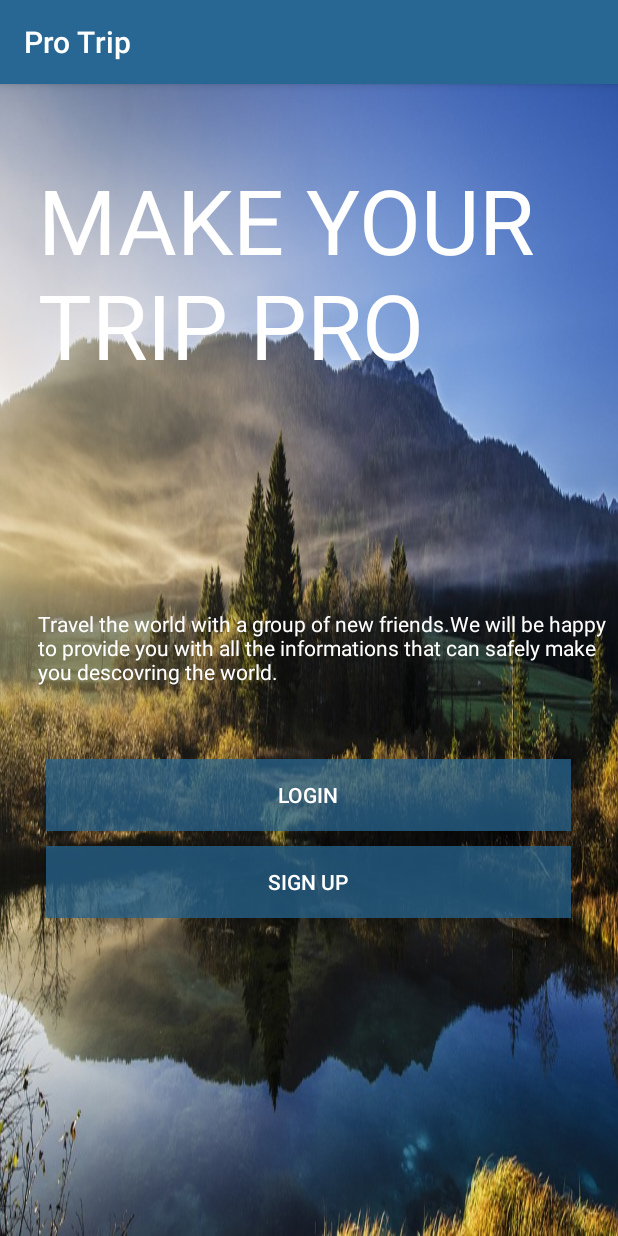
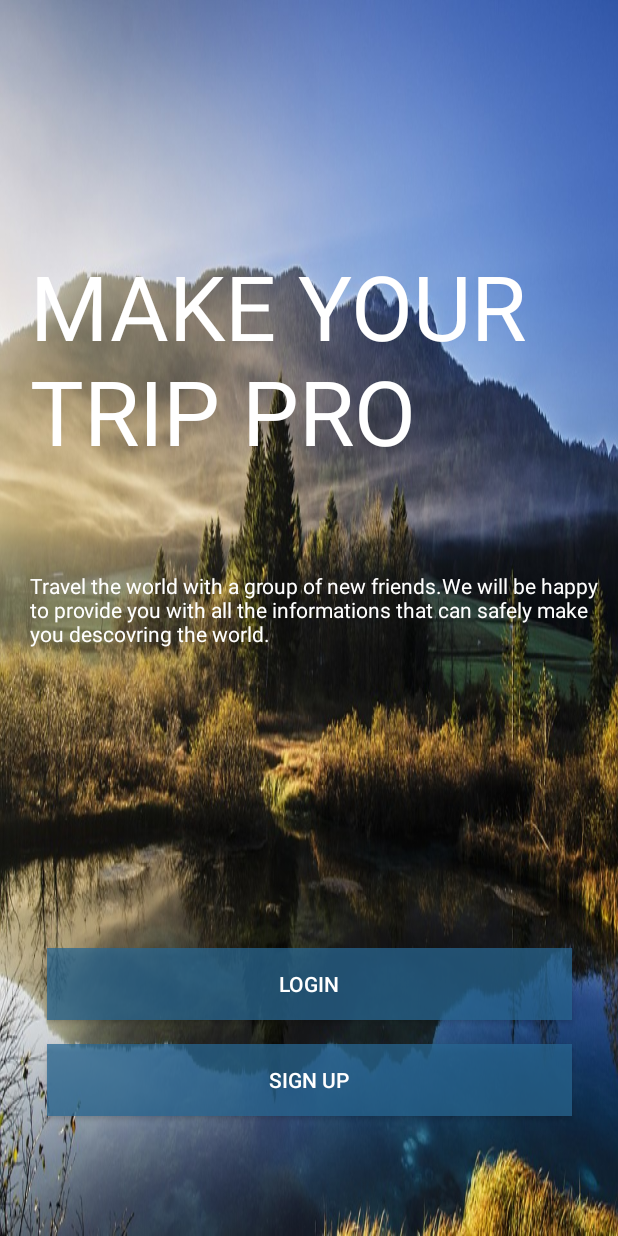
Before and after one commit to FassihIhsane/ProTrip, an Android app: the screen it shows after launch (FirstLunchActivity), on a phone screen of 412 x 824 dp. Run offline under Robolectric (Android 15) with nearby library versions, the phone set to English and light mode, and no system bars.

```diff
--- a/app/build.gradle
+++ b/app/build.gradle
@@ -17,6 +17,10 @@ android {
             proguardFiles getDefaultProguardFile('proguard-android-optimize.txt'), 'proguard-rules.pro'
         }
     }
+    compileOptions {
+        sourceCompatibility JavaVersion.VERSION_1_8
+        targetCompatibility JavaVersion.VERSION_1_8
+    }
 }
 
 dependencies {
--- a/app/src/main/AndroidManifest.xml
+++ b/app/src/main/AndroidManifest.xml
@@ -9,12 +9,13 @@
         android:roundIcon="@mipmap/ic_launcher_round"
         android:supportsRtl="true"
         android:theme="@style/AppTheme">
-        <activity android:name=".FirstLunchActivity"></activity>
+        <activity android:name=".ui.FirstLunchActivity"
+            android:theme="@style/Theme.AppCompat.Light.NoActionBar"/>
         <activity
-            android:name=".LoginActivity"
+            android:name=".ui.LoginActivity"
             android:theme="@style/Theme.AppCompat.Light.NoActionBar" />
         <activity
-            android:name=".SplashActivity"
+            android:name=".ui.SplashActivity"
             android:theme="@style/Theme.AppCompat.Light.NoActionBar">
             <intent-filter>
                 <action android:name="android.intent.action.MAIN" />
@@ -22,7 +23,7 @@
                 <category android:name="android.intent.category.LAUNCHER" />
             </intent-filter>
         </activity>
-        <activity android:name=".MainActivity">
+        <activity android:name=".ui.MainActivity">
             <intent-filter>
                 <action android:name="android.intent.action.MAIN" />
 
--- a/app/src/main/java/com/example/protrip/LoginActivity.java
+++ b/app/src/main/java/com/example/protrip/ui/FirstLunchActivity.java
@@ -1,14 +1,16 @@
-package com.example.protrip;
+package com.example.protrip.ui;
 
 import androidx.appcompat.app.AppCompatActivity;
 
 import android.os.Bundle;
 
-public class LoginActivity extends AppCompatActivity {
+import com.example.protrip.R;
+
+public class FirstLunchActivity extends AppCompatActivity {
 
     @Override
     protected void onCreate(Bundle savedInstanceState) {
         super.onCreate(savedInstanceState);
-        setContentView(R.layout.activity_login);
+        setContentView(R.layout.activity_first_lunch);
     }
 }
--- a/app/src/main/java/com/example/protrip/MainActivity.java
+++ b/app/src/main/java/com/example/protrip/ui/LoginActivity.java
@@ -1,14 +1,16 @@
-package com.example.protrip;
+package com.example.protrip.ui;
 
 import androidx.appcompat.app.AppCompatActivity;
 
 import android.os.Bundle;
 
-public class MainActivity extends AppCompatActivity {
+import com.example.protrip.R;
+
+public class LoginActivity extends AppCompatActivity {
 
     @Override
     protected void onCreate(Bundle savedInstanceState) {
         super.onCreate(savedInstanceState);
-        setContentView(R.layout.activity_main);
+        setContentView(R.layout.activity_login);
     }
 }
--- a/app/src/main/java/com/example/protrip/FirstLunchActivity.java
+++ b/app/src/main/java/com/example/protrip/ui/MainActivity.java
@@ -1,14 +1,16 @@
-package com.example.protrip;
+package com.example.protrip.ui;
 
 import androidx.appcompat.app.AppCompatActivity;
 
 import android.os.Bundle;
 
-public class FirstLunchActivity extends AppCompatActivity {
+import com.example.protrip.R;
+
+public class MainActivity extends AppCompatActivity {
 
     @Override
     protected void onCreate(Bundle savedInstanceState) {
         super.onCreate(savedInstanceState);
-        setContentView(R.layout.activity_first_lunch);
+        setContentView(R.layout.activity_main);
     }
 }
--- a/app/src/main/java/com/example/protrip/SplashActivity.java
+++ b/app/src/main/java/com/example/protrip/ui/SplashActivity.java
@@ -1,10 +1,13 @@
-package com.example.protrip;
+package com.example.protrip.ui;
 
 import androidx.appcompat.app.AppCompatActivity;
 
 import android.content.Intent;
 import android.os.Bundle;
 import android.os.Handler;
+
+import com.example.protrip.R;
+import com.example.protrip.util.Constant;
 
 public class SplashActivity extends AppCompatActivity {
 
@@ -14,14 +17,20 @@ public class SplashActivity extends AppCompatActivity {
         setContentView(R.layout.activity_splash);
 
         Handler handler = new Handler();
-        handler.postDelayed(new Runnable() {
+        /*handler.postDelayed(new Runnable() { // LAMBDA = Anonymous function () -> 1.8 | Only functional interfaces
             @Override
             public void run() {
                 Intent intent = new Intent(SplashActivity.this, FirstLunchActivity.class);
                 startActivity(intent);
                 finish();
             }
-        },5000);
+        }, Constant.SPLASH_DELAY);*/
+
+        handler.postDelayed(() -> {
+            Intent intent = new Intent(SplashActivity.this, FirstLunchActivity.class);
+            startActivity(intent);
+            finish();
+        }, Constant.SPLASH_DELAY);
 
     }
 }
--- /dev/null
+++ b/app/src/main/java/com/example/protrip/util/Constant.java
@@ -0,0 +1,6 @@
+package com.example.protrip.util;
+
+public interface Constant {
+
+    int SPLASH_DELAY = 3000;
+}
--- a/app/src/main/res/layout/activity_first_lunch.xml
+++ b/app/src/main/res/layout/activity_first_lunch.xml
@@ -1,71 +1,76 @@
 <?xml version="1.0" encoding="utf-8"?>
-<RelativeLayout xmlns:android="http://schemas.android.com/apk/res/android"
+<androidx.constraintlayout.widget.ConstraintLayout
+    xmlns:android="http://schemas.android.com/apk/res/android"
     xmlns:app="http://schemas.android.com/apk/res-auto"
     xmlns:tools="http://schemas.android.com/tools"
     android:layout_width="match_parent"
     android:layout_height="match_parent"
     android:background="@drawable/background"
-    tools:context=".FirstLunchActivity">
+    tools:context=".ui.FirstLunchActivity">
 
 
-    <LinearLayout
+    <TextView
+        android:id="@+id/textView"
+        android:layout_width="match_parent"
+        android:layout_height="205dp"
+        android:layout_marginLeft="20dp"
+        android:layout_marginBottom="100dp"
+        android:text="@string/app_title"
+        android:textColor="@color/white"
+        android:textSize="60sp"
+        app:layout_constraintBottom_toTopOf="@+id/btn_login"
+        app:layout_constraintEnd_toEndOf="parent"
+        app:layout_constraintStart_toStartOf="parent"
+        app:layout_constraintTop_toTopOf="parent"
+        android:layout_marginStart="20dp" />
+
+    <TextView
+        android:id="@+id/textView2"
         android:layout_width="match_parent"
         android:layout_height="wrap_content"
-        android:layout_marginTop="50dp"
-        android:orientation="vertical">
-
-        <TextView
-            android:layout_width="match_parent"
-            android:layout_height="wrap_content"
-            android:layout_marginLeft="25dp"
-            android:text="MAKE YOUR TRIP PRO"
+        android:layout_marginLeft="20dp"
+        android:layout_marginTop="16dp"
+        android:layout_marginBottom="200dp"
+        android:text="@string/app_description"
         android:textColor="@color/white"
-            android:textSize="60dp">
-
-        </TextView>
-    </LinearLayout>
-    <LinearLayout
-        android:layout_width="match_parent"
-        android:layout_height="wrap_content"
-        android:layout_marginTop="350dp"
-        android:orientation="vertical">
-
-        <TextView
-            android:layout_width="match_parent"
-            android:layout_height="wrap_content"
-            android:layout_marginLeft="25dp"
-            android:text="Travel the world with a group of new friends.We will be happy to provide you with all the informations that can safely make you descovring the world."
-            android:textColor="@color/white">
-
-        </TextView>
-    </LinearLayout>
-
-
-    <LinearLayout
-        android:layout_width="match_parent"
-        android:layout_height="wrap_content"
-        android:layout_marginTop="450dp"
-        android:orientation="vertical">
+        app:layout_constraintBottom_toTopOf="@+id/btn_login"
+        app:layout_constraintEnd_toEndOf="parent"
+        app:layout_constraintStart_toStartOf="parent"
+        app:layout_constraintTop_toBottomOf="@+id/textView"
+        app:layout_constraintVertical_bias="1.0"
+        android:layout_marginStart="20dp" />
 
     <Button
         android:id="@+id/btn_login"
         android:layout_width="350dp"
         android:layout_height="wrap_content"
         android:layout_gravity="center"
+        android:layout_marginBottom="16dp"
         android:background="#BA286793"
-            android:text="Login"
-            android:textColor="@color/white"></Button>
+        android:text="@string/login"
+        android:textColor="@color/white"
+        app:layout_constraintBottom_toTopOf="@+id/btn_signup"
+        app:layout_constraintEnd_toEndOf="parent"
+        app:layout_constraintHorizontal_bias="0.508"
+        app:layout_constraintStart_toStartOf="parent"
+        app:layout_constraintTop_toBottomOf="@+id/textView2" />
 
     <Button
         android:id="@+id/btn_signup"
         android:layout_width="350dp"
         android:layout_height="wrap_content"
         android:layout_gravity="center"
-            android:layout_marginTop="10dp"
+        android:layout_marginBottom="80dp"
         android:background="#BA286793"
-            android:text="Sign up"
-            android:textColor="@color/white"></Button>
+        android:text="@string/sign_up"
+        android:textColor="@color/white"
+        app:layout_constraintBottom_toBottomOf="parent"
+        app:layout_constraintEnd_toEndOf="parent"
+        app:layout_constraintHorizontal_bias="0.508"
+        app:layout_constraintStart_toStartOf="parent"
+        app:layout_constraintTop_toBottomOf="@+id/btn_login"
+        app:layout_constraintVertical_bias="1.0"
+        app:layout_goneMarginTop="200dp"
+        tools:layout_goneMarginTop="200dp" />
 
-    </LinearLayout>
-
-</RelativeLayout>
+</androidx.constraintlayout.widget.ConstraintLayout>
--- a/app/src/main/res/layout/activity_login.xml
+++ b/app/src/main/res/layout/activity_login.xml
@@ -5,7 +5,7 @@
     android:layout_width="match_parent"
     android:layout_height="match_parent"
     android:background="@color/white"
-    tools:context=".LoginActivity">
+    tools:context=".ui.LoginActivity">
 
 
     <LinearLayout
--- a/app/src/main/res/layout/activity_main.xml
+++ b/app/src/main/res/layout/activity_main.xml
@@ -4,7 +4,7 @@
     xmlns:tools="http://schemas.android.com/tools"
     android:layout_width="match_parent"
     android:layout_height="match_parent"
-    tools:context=".MainActivity">
+    tools:context=".ui.MainActivity">
 
     <TextView
         android:layout_width="wrap_content"
--- a/app/src/main/res/layout/activity_splash.xml
+++ b/app/src/main/res/layout/activity_splash.xml
@@ -5,7 +5,7 @@
     android:layout_width="match_parent"
     android:layout_height="match_parent"
     android:background="@color/white"
-    tools:context=".SplashActivity">
+    tools:context=".ui.SplashActivity">
 
     <ImageView
         android:layout_width="150dp"
--- a/app/src/main/res/values/strings.xml
+++ b/app/src/main/res/values/strings.xml
@@ -1,3 +1,7 @@
 <resources>
-    <string name="app_name">Pro Trip</string>
+    <string name="app_name" translatable="false">Pro Trip</string>
+    <string name="app_title" translatable="false">MAKE YOUR TRIP PRO</string>
+    <string name="app_description">Travel the world with a group of new friends.We will be happy to provide you with all the informations that can safely make you descovring the world.</string>
+    <string name="login">Login</string>
+    <string name="sign_up">Sign up</string>
 </resources>
--- a/build.gradle
+++ b/build.gradle
@@ -7,7 +7,7 @@ buildscript {
 
     }
     dependencies {
-        classpath 'com.android.tools.build:gradle:3.5.3'
+        classpath 'com.android.tools.build:gradle:4.0.0'
 
         // NOTE: Do not place your application dependencies here; they belong
         // in the individual module build.gradle files
```
Also changed, not shown: gradle/wrapper/gradle-wrapper.properties, 1 other file. Lines whose indentation alone changed are shown as unchanged.
